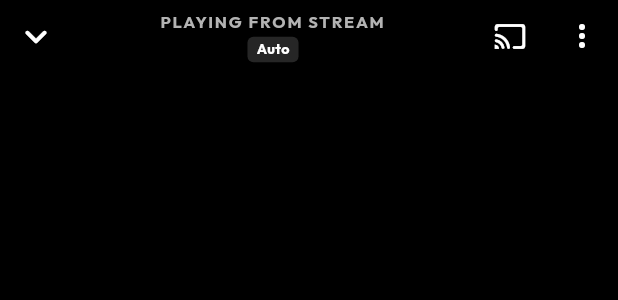
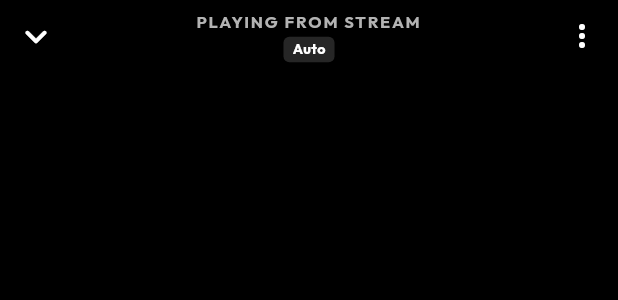
Before and after one commit to abhi963007/Kukku-Music, a Flutter app: the _TopBar widget shown alone on an empty page, opened directly with empty values, on a phone screen of 412 x 824 dp. Shown: the top 300 px of the screen. Run offline on Flutter 3.47's test engine with Material 3 defaults, Android fonts, the phone set to English and light mode, and no system bars; our stand-ins replace audio_service, audio_video_progress_bar, cached_network_image, dio, get, google_fonts and 8 more; missing offline and left inert: audio_session, dart_des, youtube_explode_dart; accounts and stored records are empty; network calls fail; statements that could not run were skipped.

Commit message:
fix: remove cast icon from player top bar

```diff
--- a/lib/ui/screens/player_screen.dart
+++ b/lib/ui/screens/player_screen.dart
@@ -221,30 +221,11 @@ class _TopBar extends StatelessWidget {
           ),
         ),
 
-        Row(
-          mainAxisSize: MainAxisSize.min,
-          children: [
-            IconButton(
-              icon: const Icon(Icons.cast_rounded, size: 22),
-              color: AppTheme.textPrimary,
-              tooltip: 'Cast',
-              onPressed: () {
-                Get.rawSnackbar(
-                  message: "Casting devices will appear when available",
-                  duration: const Duration(seconds: 2),
-                  margin: const EdgeInsets.all(16),
-                  borderRadius: 12,
-                  backgroundColor: AppTheme.surface,
-                );
-              },
-            ),
-            IconButton(
-              icon: const Icon(Icons.more_vert_rounded, size: 24),
-              color: AppTheme.textPrimary,
-              tooltip: 'Track options',
-              onPressed: () => YtTrackOptionsSheet.show(context, song),
-            ),
-          ],
+        IconButton(
+          icon: const Icon(Icons.more_vert_rounded, size: 24),
+          color: AppTheme.textPrimary,
+          tooltip: 'Track options',
+          onPressed: () => YtTrackOptionsSheet.show(context, song),
         ),
       ],
     );
```
